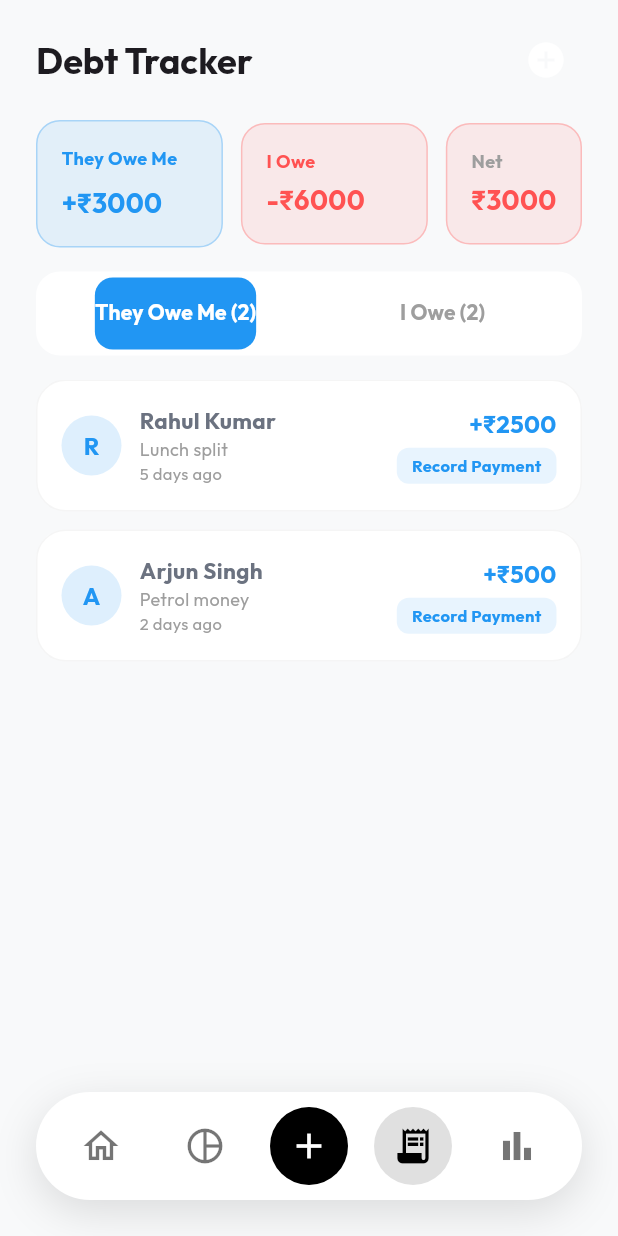
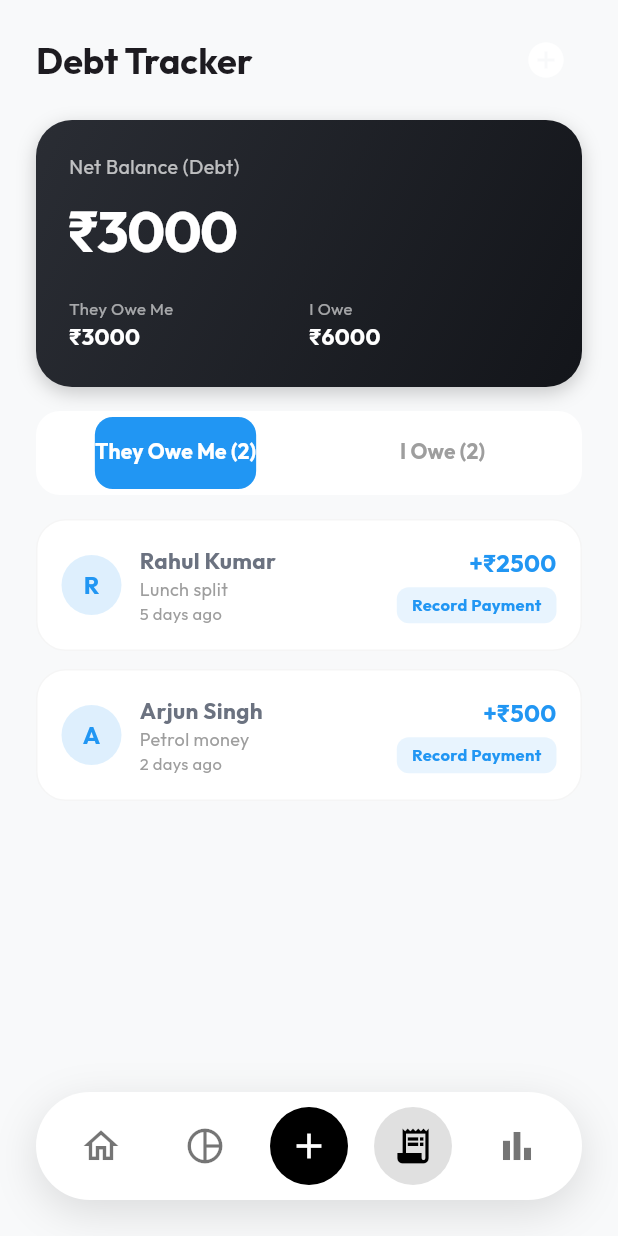
Before and after one commit to mohas7im/spendwise, a Flutter app: the screen it shows after launch, item 4 of the bottom bar chosen, on a phone screen of 412 x 824 dp. Run offline on Flutter 3.47's test engine with Material 3 defaults, Android fonts, the phone set to English and light mode, and no system bars; our stand-ins replace fl_chart, google_fonts; network calls fail.

Commit message:
style: revamp debt screen with premium monochrome gradient

```diff
--- a/lib/screens/debt_screen.dart
+++ b/lib/screens/debt_screen.dart
@@ -107,66 +107,47 @@ class _DebtScreenState extends State<DebtScreen> with SingleTickerProviderStateM
 
   Widget _buildNetSummaryCard(double totalTheyOwe, double totalIOwe, double netBalance) {
     final isPositive = netBalance >= 0;
-    return Row(
-      children: [
-        Expanded(
-          child: Container(
-            padding: const EdgeInsets.all(16),
+    return Container(
+      padding: const EdgeInsets.all(22),
       decoration: BoxDecoration(
-              color: Colors.blue.withOpacity(0.1),
-              borderRadius: BorderRadius.circular(16),
-              border: Border.all(color: Colors.blue.withOpacity(0.3)),
+        gradient: const LinearGradient(colors: [Color(0xFF2A2D34), Color(0xFF13151A)], begin: Alignment.topLeft, end: Alignment.bottomRight),
+        borderRadius: BorderRadius.circular(24),
+        boxShadow: [BoxShadow(color: Colors.black.withOpacity(0.2), blurRadius: 10, offset: const Offset(0, 4))],
       ),
       child: Column(
         crossAxisAlignment: CrossAxisAlignment.start,
         children: [
-                const Text('They Owe Me', style: TextStyle(color: Colors.blue, fontSize: 12, fontWeight: FontWeight.bold)),
-                const SizedBox(height: 8),
-                Text('+₹${totalTheyOwe.toStringAsFixed(0)}', style: const TextStyle(color: Colors.blue, fontSize: 18, fontWeight: FontWeight.bold)),
+          const Text('Net Balance (Debt)', style: TextStyle(color: Colors.white70, fontSize: 13)),
+          const SizedBox(height: 6),
+          Text(
+            '${isPositive ? '+' : ''}₹${netBalance.abs().toStringAsFixed(0)}',
+            style: const TextStyle(color: Colors.white, fontSize: 38, fontWeight: FontWeight.bold, letterSpacing: -1),
+          ),
+          const SizedBox(height: 16),
+          Row(
+            children: [
+              Expanded(
+                child: Column(
+                  crossAxisAlignment: CrossAxisAlignment.start,
+                  children: [
+                    const Text('They Owe Me', style: TextStyle(color: Colors.white60, fontSize: 11)),
+                    Text('₹${totalTheyOwe.toStringAsFixed(0)}', style: const TextStyle(color: Colors.white, fontWeight: FontWeight.bold, fontSize: 15)),
                   ],
                 ),
               ),
-        ),
-        const SizedBox(width: 12),
               Expanded(
-          child: Container(
-            padding: const EdgeInsets.all(16),
-            decoration: BoxDecoration(
-              color: Colors.redAccent.withOpacity(0.1),
-              borderRadius: BorderRadius.circular(16),
-              border: Border.all(color: Colors.redAccent.withOpacity(0.3)),
-            ),
                 child: Column(
                   crossAxisAlignment: CrossAxisAlignment.start,
                   children: [
-                const Text('I Owe', style: TextStyle(color: Colors.redAccent, fontSize: 12, fontWeight: FontWeight.bold)),
-                const SizedBox(height: 4),
-                Text('-₹${totalIOwe.toStringAsFixed(0)}', style: const TextStyle(color: Colors.redAccent, fontSize: 18, fontWeight: FontWeight.bold)),
-              ],
-            ),
-          ),
-        ),
-        const SizedBox(width: 12),
-        Container(
-          padding: const EdgeInsets.all(16),
-          decoration: BoxDecoration(
-            color: isPositive ? Colors.blue.withOpacity(0.1) : Colors.redAccent.withOpacity(0.1),
-            borderRadius: BorderRadius.circular(16),
-            border: Border.all(color: isPositive ? Colors.blue.withOpacity(0.3) : Colors.redAccent.withOpacity(0.3)),
-          ),
-          child: Column(
-            crossAxisAlignment: CrossAxisAlignment.start,
-            children: [
-              const Text('Net', style: TextStyle(color: Colors.grey, fontSize: 12, fontWeight: FontWeight.bold)),
-              const SizedBox(height: 4),
-              Text(
-                '${isPositive ? '+' : ''}₹${netBalance.abs().toStringAsFixed(0)}',
-                style: TextStyle(color: isPositive ? Colors.blue : Colors.redAccent, fontSize: 18, fontWeight: FontWeight.bold),
-              ),
+                    const Text('I Owe', style: TextStyle(color: Colors.white60, fontSize: 11)),
+                    Text('₹${totalIOwe.toStringAsFixed(0)}', style: const TextStyle(color: Colors.white, fontWeight: FontWeight.bold, fontSize: 15)),
                   ],
                 ),
               ),
             ],
+          )
+        ],
+      ),
     );
   }
 
```
Lines whose indentation alone changed are shown as unchanged.
